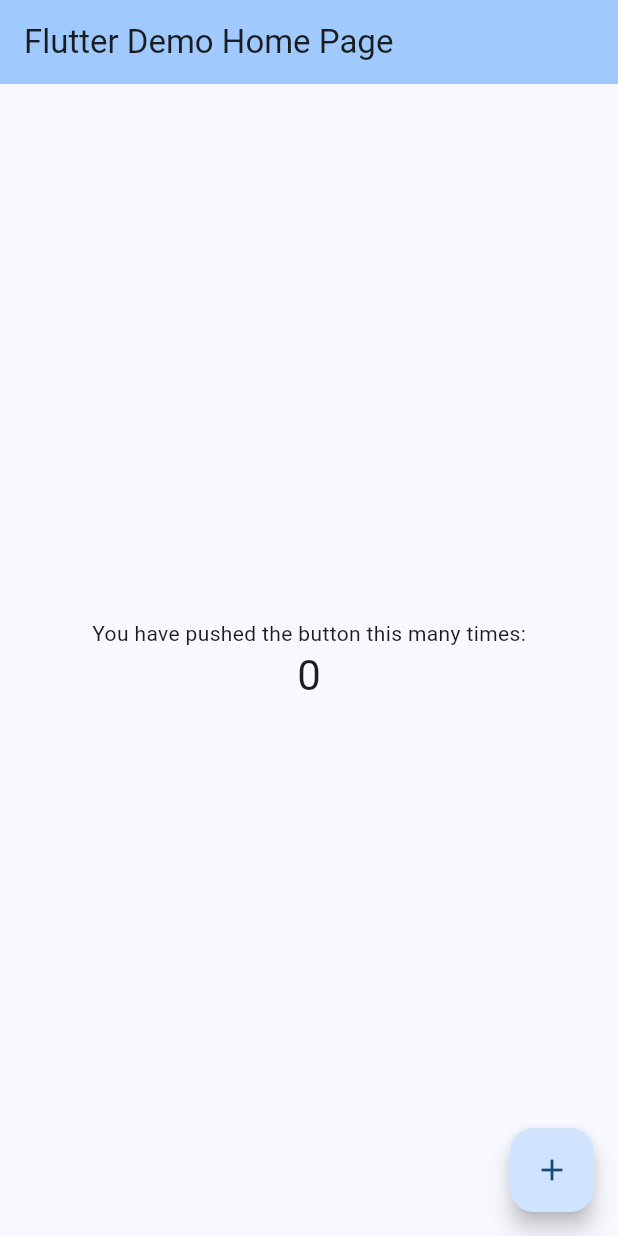
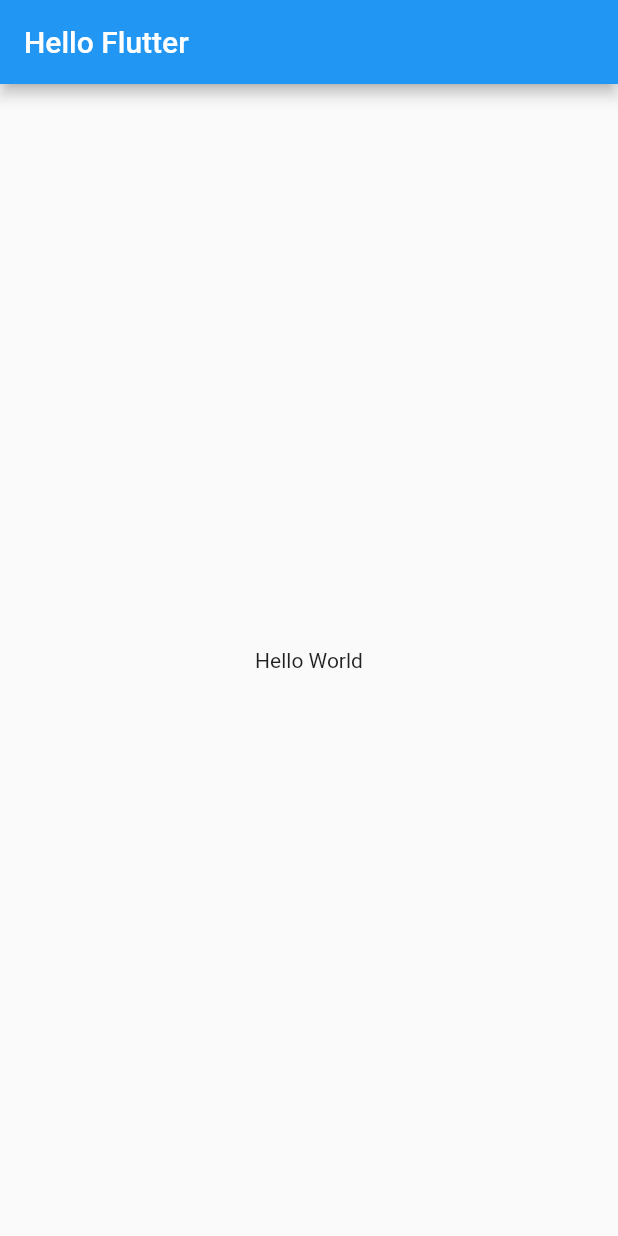
Before and after one commit to alsgud8311/flutter_practice, a Flutter app: the screen it shows after launch, on a phone screen of 412 x 824 dp. Run offline on Flutter 3.47's test engine with Material 2 defaults, Android fonts, the phone set to English and light mode, and no system bars.

Commit message:
Hello World

```diff
--- a/lib/main.dart
+++ b/lib/main.dart
@@ -1,125 +1,21 @@
+import 'package:flutter/cupertino.dart';
 import 'package:flutter/material.dart';
 
 void main() {
-  runApp(const MyApp());
+  runApp(App());
 }
 
-class MyApp extends StatelessWidget {
-  const MyApp({super.key});
-
-  // This widget is the root of your application.
+class App extends StatelessWidget {
   @override
   Widget build(BuildContext context) {
     return MaterialApp(
-      title: 'Flutter Demo',
-      theme: ThemeData(
-        // This is the theme of your application.
-        //
-        // TRY THIS: Try running your application with "flutter run". You'll see
-        // the application has a blue toolbar. Then, without quitting the app,
-        // try changing the seedColor in the colorScheme below to Colors.green
-        // and then invoke "hot reload" (save your changes or press the "hot
-        // reload" button in a Flutter-supported IDE, or press "r" if you used
-        // the command line to start the app).
-        //
-        // Notice that the counter didn't reset back to zero; the application
-        // state is not lost during the reload. To reset the state, use hot
-        // restart instead.
-        //
-        // This works for code too, not just values: Most code changes can be
-        // tested with just a hot reload.
-        colorScheme: ColorScheme.fromSeed(seedColor: Colors.blue),
-        useMaterial3: true,
-      ),
-      home: const MyHomePage(title: 'Flutter Demo Home Page'),
+      home: Scaffold(
+          appBar: AppBar(
+            title: Text('Hello Flutter'),
+          ),
+          body: Center(
+            child: Text('Hello World'),
+          )),
     );
   }
 }
-
-class MyHomePage extends StatefulWidget {
-  const MyHomePage({super.key, required this.title});
-
-  // This widget is the home page of your application. It is stateful, meaning
-  // that it has a State object (defined below) that contains fields that affect
-  // how it looks.
-
-  // This class is the configuration for the state. It holds the values (in this
-  // case the title) provided by the parent (in this case the App widget) and
-  // used by the build method of the State. Fields in a Widget subclass are
-  // always marked "final".
-
-  final String title;
-
-  @override
-  State<MyHomePage> createState() => _MyHomePageState();
-}
-
-class _MyHomePageState extends State<MyHomePage> {
-  int _counter = 0;
-
-  void _incrementCounter() {
-    setState(() {
-      // This call to setState tells the Flutter framework that something has
-      // changed in this State, which causes it to rerun the build method below
-      // so that the display can reflect the updated values. If we changed
-      // _counter without calling setState(), then the build method would not be
-      // called again, and so nothing would appear to happen.
-      _counter++;
-    });
-  }
-
-  @override
-  Widget build(BuildContext context) {
-    // This method is rerun every time setState is called, for instance as done
-    // by the _incrementCounter method above.
-    //
-    // The Flutter framework has been optimized to make rerunning build methods
-    // fast, so that you can just rebuild anything that needs updating rather
-    // than having to individually change instances of widgets.
-    return Scaffold(
-      appBar: AppBar(
-        // TRY THIS: Try changing the color here to a specific color (to
-        // Colors.amber, perhaps?) and trigger a hot reload to see the AppBar
-        // change color while the other colors stay the same.
-        backgroundColor: Theme.of(context).colorScheme.inversePrimary,
-        // Here we take the value from the MyHomePage object that was created by
-        // the App.build method, and use it to set our appbar title.
-        title: Text(widget.title),
-      ),
-      body: Center(
-        // Center is a layout widget. It takes a single child and positions it
-        // in the middle of the parent.
-        child: Column(
-          // Column is also a layout widget. It takes a list of children and
-          // arranges them vertically. By default, it sizes itself to fit its
-          // children horizontally, and tries to be as tall as its parent.
-          //
-          // Column has various properties to control how it sizes itself and
-          // how it positions its children. Here we use mainAxisAlignment to
-          // center the children vertically; the main axis here is the vertical
-          // axis because Columns are vertical (the cross axis would be
-          // horizontal).
-          //
-          // TRY THIS: Invoke "debug painting" (choose the "Toggle Debug Paint"
-          // action in the IDE, or press "p" in the console), to see the
-          // wireframe for each widget.
-          mainAxisAlignment: MainAxisAlignment.center,
-          children: <Widget>[
-            const Text(
-              'You have pushed the button this many times:',
-            ),
-            Text(
-              '$_counter',
-              style: Theme.of(context).textTheme.headlineMedium,
-            ),
-          ],
-        ),
-      ),
-      floatingActionButton: FloatingActionButton(
-        onPressed: _incrementCounter,
-        tooltip: 'Increment',
-        child: const Icon(Icons.add),
-      ), // This trailing comma makes auto-formatting nicer for build methods.
-    );
-  }
-}
```
